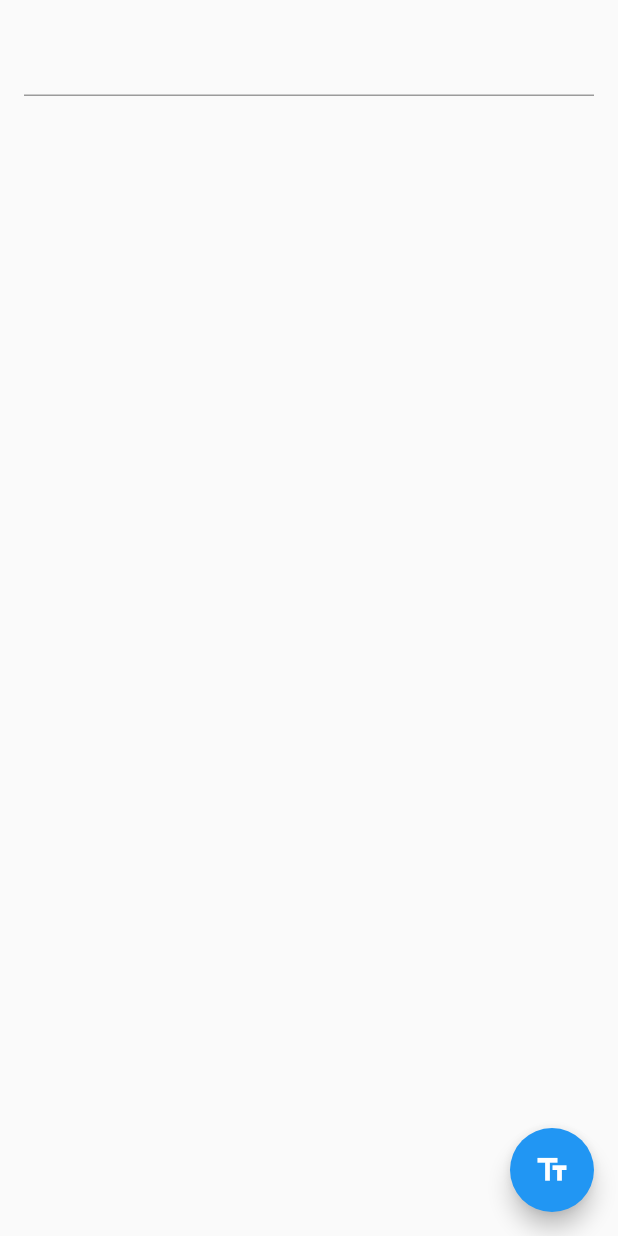
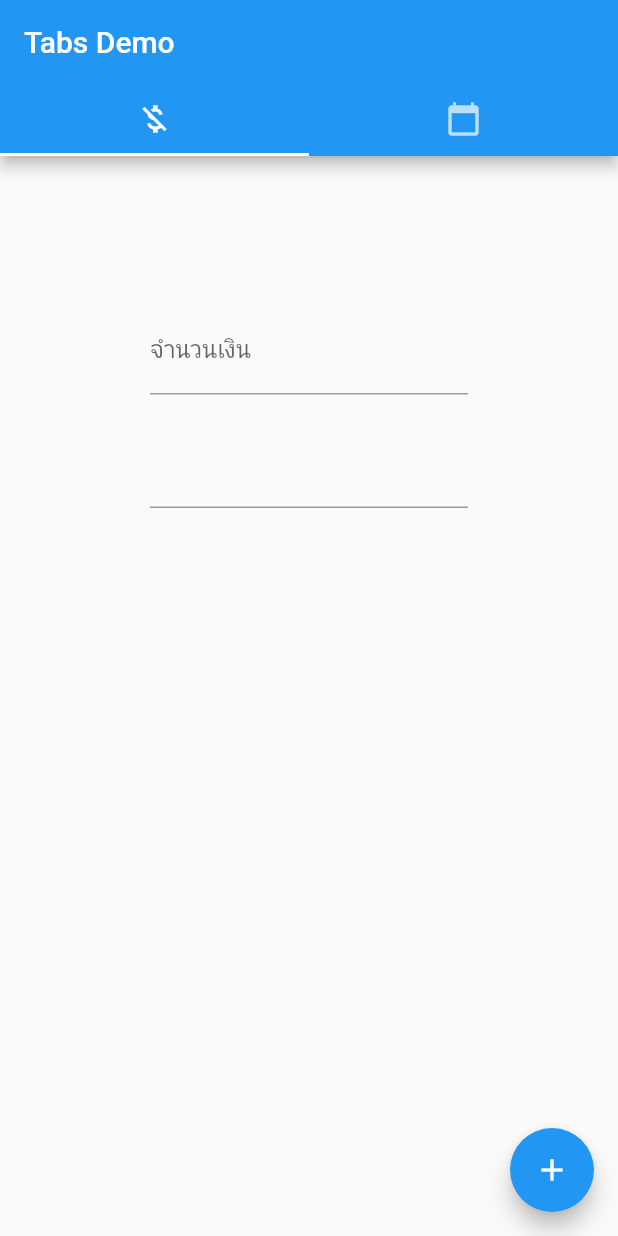
Before and after one commit to supacheep-first/flutter_-audit, a Flutter app: the screen it shows after launch, on a phone screen of 412 x 824 dp. Run offline on Flutter 3.47's test engine with Material 2 defaults, Android fonts, the phone set to English and light mode, and no system bars; our stand-ins replace flutter_masked_text.

Commit message:
add 2 input and save button

```diff
--- a/lib/main.dart
+++ b/lib/main.dart
@@ -2,6 +2,7 @@ import 'package:flutter/material.dart';
 import 'package:myapp/blocs/bloc_counter.dart';
 import 'package:myapp/blocs/bloc_provider.dart';
 import 'package:myapp/page/input_page.dart';
+import 'package:myapp/page/main_tab_bar.dart';
 
 void main() => runApp(MyApp());
 
@@ -16,7 +17,7 @@ class MyApp extends StatelessWidget {
       ),
       home: BlocProvider(
           // child: MyHomePage(title: 'Flutter Demo Home Page'),
-          child: InputPage(),
+          child: MainTabBar(),
           bloc: BlocCounter()),
       // home: MyHomePage(title: 'Flutter Demo Home Page'),
     );
--- a/lib/page/input_page.dart
+++ b/lib/page/input_page.dart
@@ -1,4 +1,5 @@
 import 'package:flutter/material.dart';
+import 'package:flutter_masked_text/flutter_masked_text.dart';
 
 class InputPage extends StatelessWidget {
   @override
@@ -18,11 +19,13 @@ class InputFrom extends StatefulWidget {
 
 class _InputFromState extends State<InputFrom> {
   final myController = TextEditingController();
+  final myController2 = TextEditingController();
 
   @override
   void dispose() {
     // Clean up the controller when the widget is disposed.
     myController.dispose();
+    myController2.dispose();
     super.dispose();
   }
 
@@ -30,20 +33,37 @@ class _InputFromState extends State<InputFrom> {
   Widget build(BuildContext context) {
     return Scaffold(
       body: Padding(
-        padding: EdgeInsets.all(16),
-        child: TextField(
-          controller: myController,
-        ),
-      ),
+          padding: EdgeInsets.all(100),
+          child: new Column(
+            mainAxisAlignment: MainAxisAlignment.spaceEvenly,
+            children: <Widget>[
+              Expanded(
+                  flex: 2,
+                  child: new TextField(
+                    decoration: const InputDecoration(
+                      labelText: 'จำนวนเงิน'
+                    ),
+                    keyboardType: TextInputType.number,
+                    textAlign: TextAlign.end,
+                    controller: myController,
+                  )),
+              Expanded(
+                  flex: 10,
+                  child: new TextField(
+                    controller: myController2,
+                  ))
+            ],
+          )),
       floatingActionButton: FloatingActionButton(
         onPressed: () {
-          return showDialog(
-              context: context,
-              builder: (context) {
-                return AlertDialog(content: Text(myController.text));
-              });
+          Scaffold.of(context).showSnackBar(SnackBar(
+              content: Text(
+                  myController2.text == '' ? 'Save.' : myController2.text)));
+
+          myController.clear();
+          myController2.clear();
         },
-        child: Icon(Icons.text_fields),
+        child: Icon(Icons.add),
       ),
     );
   }
--- a/lib/page/main_tab_bar.dart
+++ b/lib/page/main_tab_bar.dart
@@ -20,8 +20,10 @@ class MainTabBar extends StatelessWidget {
           ),
           body: TabBarView(
             children: [
-              MyHomePage(),
-              InputPage(),
+              Scaffold(
+                body: InputFrom(),
+              ),
+              MyHomePage()
             ],
           ),
         ),
--- a/pubspec.yaml
+++ b/pubspec.yaml
@@ -23,6 +23,7 @@ dependencies:
   # The following adds the Cupertino Icons font to your application.
   # Use with the CupertinoIcons class for iOS style icons.
   cupertino_icons: ^0.1.2
+  flutter_masked_text: ^0.8.0
 
 dev_dependencies:
   flutter_test:
```
Also changed, not shown: pubspec.lock.
